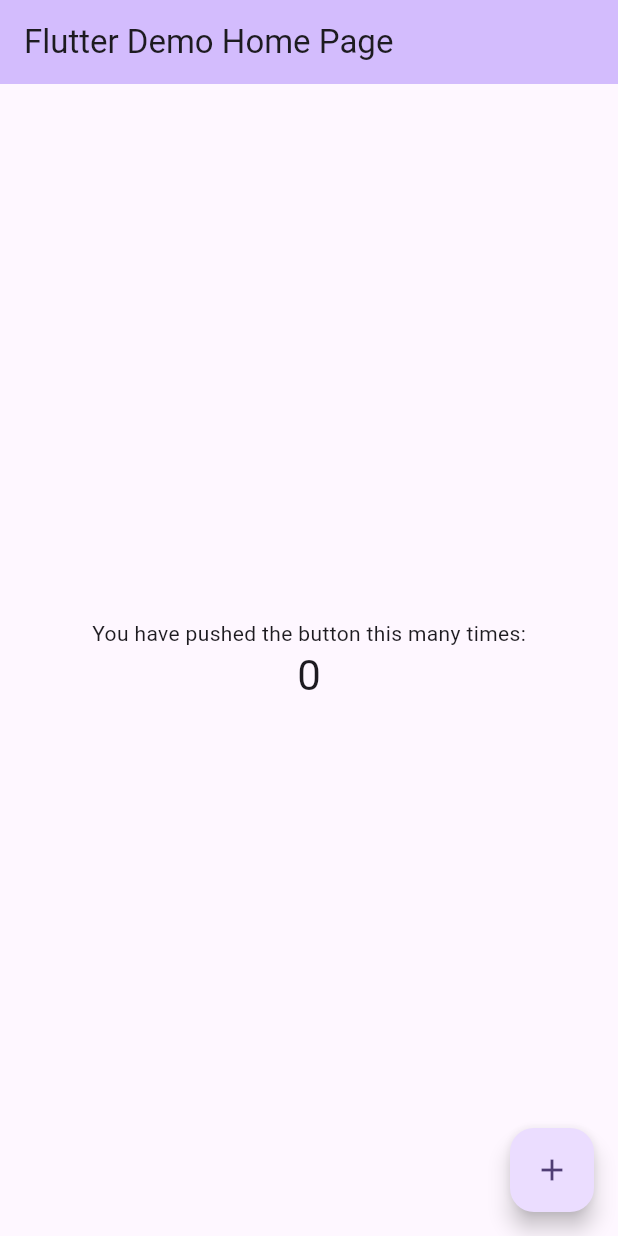
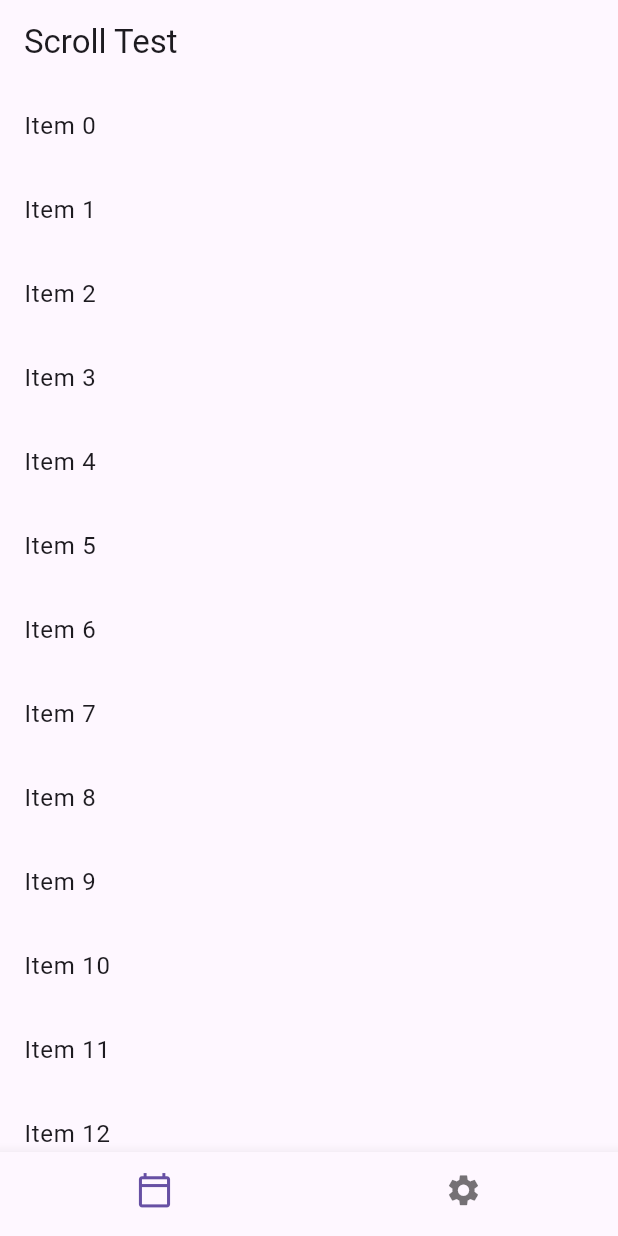
Before and after one commit to iszkrit/auto_route_scroll_test, a Flutter app: the screen it shows after launch, on a phone screen of 412 x 824 dp. Run offline on Flutter 3.47's test engine with Material 3 defaults, Android fonts, the phone set to English and light mode, and no system bars; our stand-ins replace auto_route.

Commit message:
スクロール画面つきautoroute実装

```diff
--- a/lib/main.dart
+++ b/lib/main.dart
@@ -1,122 +1,24 @@
 import 'package:flutter/material.dart';
+import 'package:scroll_test/router/app_router.dart';
 
 void main() {
-  runApp(const MyApp());
+  runApp(MyApp());
 }
 
 class MyApp extends StatelessWidget {
-  const MyApp({super.key});
+  MyApp({super.key});
 
-  // This widget is the root of your application.
+  final _appRouter = AppRouter();
+
   @override
   Widget build(BuildContext context) {
-    return MaterialApp(
-      title: 'Flutter Demo',
+    return MaterialApp.router(
+      title: 'Scroll Test',
       theme: ThemeData(
-        // This is the theme of your application.
-        //
-        // TRY THIS: Try running your application with "flutter run". You'll see
-        // the application has a purple toolbar. Then, without quitting the app,
-        // try changing the seedColor in the colorScheme below to Colors.green
-        // and then invoke "hot reload" (save your changes or press the "hot
-        // reload" button in a Flutter-supported IDE, or press "r" if you used
-        // the command line to start the app).
-        //
-        // Notice that the counter didn't reset back to zero; the application
-        // state is not lost during the reload. To reset the state, use hot
-        // restart instead.
-        //
-        // This works for code too, not just values: Most code changes can be
-        // tested with just a hot reload.
-        colorScheme: ColorScheme.fromSeed(seedColor: Colors.deepPurple),
+        primarySwatch: Colors.blue,
+        useMaterial3: true,
       ),
-      home: const MyHomePage(title: 'Flutter Demo Home Page'),
+      routerConfig: _appRouter.config(),
     );
   }
 }
-
-class MyHomePage extends StatefulWidget {
-  const MyHomePage({super.key, required this.title});
-
-  // This widget is the home page of your application. It is stateful, meaning
-  // that it has a State object (defined below) that contains fields that affect
-  // how it looks.
-
-  // This class is the configuration for the state. It holds the values (in this
-  // case the title) provided by the parent (in this case the App widget) and
-  // used by the build method of the State. Fields in a Widget subclass are
-  // always marked "final".
-
-  final String title;
-
-  @override
-  State<MyHomePage> createState() => _MyHomePageState();
-}
-
-class _MyHomePageState extends State<MyHomePage> {
-  int _counter = 0;
-
-  void _incrementCounter() {
-    setState(() {
-      // This call to setState tells the Flutter framework that something has
-      // changed in this State, which causes it to rerun the build method below
-      // so that the display can reflect the updated values. If we changed
-      // _counter without calling setState(), then the build method would not be
-      // called again, and so nothing would appear to happen.
-      _counter++;
-    });
-  }
-
-  @override
-  Widget build(BuildContext context) {
-    // This method is rerun every time setState is called, for instance as done
-    // by the _incrementCounter method above.
-    //
-    // The Flutter framework has been optimized to make rerunning build methods
-    // fast, so that you can just rebuild anything that needs updating rather
-    // than having to individually change instances of widgets.
-    return Scaffold(
-      appBar: AppBar(
-        // TRY THIS: Try changing the color here to a specific color (to
-        // Colors.amber, perhaps?) and trigger a hot reload to see the AppBar
-        // change color while the other colors stay the same.
-        backgroundColor: Theme.of(context).colorScheme.inversePrimary,
-        // Here we take the value from the MyHomePage object that was created by
-        // the App.build method, and use it to set our appbar title.
-        title: Text(widget.title),
-      ),
-      body: Center(
-        // Center is a layout widget. It takes a single child and positions it
-        // in the middle of the parent.
-        child: Column(
-          // Column is also a layout widget. It takes a list of children and
-          // arranges them vertically. By default, it sizes itself to fit its
-          // children horizontally, and tries to be as tall as its parent.
-          //
-          // Column has various properties to control how it sizes itself and
-          // how it positions its children. Here we use mainAxisAlignment to
-          // center the children vertically; the main axis here is the vertical
-          // axis because Columns are vertical (the cross axis would be
-          // horizontal).
-          //
-          // TRY THIS: Invoke "debug painting" (choose the "Toggle Debug Paint"
-          // action in the IDE, or press "p" in the console), to see the
-          // wireframe for each widget.
-          mainAxisAlignment: MainAxisAlignment.center,
-          children: <Widget>[
-            const Text('You have pushed the button this many times:'),
-            Text(
-              '$_counter',
-              style: Theme.of(context).textTheme.headlineMedium,
-            ),
-          ],
-        ),
-      ),
-      floatingActionButton: FloatingActionButton(
-        onPressed: _incrementCounter,
-        tooltip: 'Increment',
-        child: const Icon(Icons.add),
-      ), // This trailing comma makes auto-formatting nicer for build methods.
-    );
-  }
-}
--- /dev/null
+++ b/lib/pages/home_page.dart
@@ -0,0 +1,22 @@
+import 'package:flutter/material.dart';
+import 'package:auto_route/auto_route.dart';
+
+@RoutePage()
+class HomePage extends StatelessWidget {
+  const HomePage({super.key});
+
+  @override
+  Widget build(BuildContext context) {
+    final items = List<String>.generate(50, (i) => 'Item $i');
+
+    return Scaffold(
+      body: ListView.builder(
+        itemCount: items.length,
+        prototypeItem: ListTile(title: Text(items.first)),
+        itemBuilder: (context, index) {
+          return ListTile(title: Text(items[index]));
+        },
+      ),
+    );
+  }
+}
--- /dev/null
+++ b/lib/pages/main_scaffold.dart
@@ -0,0 +1,41 @@
+import 'package:auto_route/auto_route.dart';
+import 'package:flutter/material.dart';
+import 'package:scroll_test/router/app_router.dart';
+
+@RoutePage()
+class MainScaffoldPage extends StatelessWidget {
+  const MainScaffoldPage({super.key});
+
+  @override
+  Widget build(BuildContext context) {
+    return AutoTabsRouter(
+      routes: const [HomeRoute(), SettingsRoute()],
+      builder: (context, child) {
+        final tabsRouter = AutoTabsRouter.of(context);
+        return Scaffold(
+          appBar: AppBar(title: const Text('Scroll Test')),
+          body: child,
+          bottomNavigationBar: BottomNavigationBar(
+            showSelectedLabels: false,
+            showUnselectedLabels: false,
+            selectedFontSize: 12,
+            unselectedFontSize: 12,
+            iconSize: 25,
+            currentIndex: tabsRouter.activeIndex,
+            onTap: tabsRouter.setActiveIndex,
+            items: const [
+              BottomNavigationBarItem(
+                icon: Icon(Icons.calendar_today_outlined),
+                label: "Home",
+              ),
+              BottomNavigationBarItem(
+                icon: Icon(Icons.settings),
+                label: "Settings",
+              ),
+            ],
+          ),
+        );
+      },
+    );
+  }
+}
--- /dev/null
+++ b/lib/router/app_router.dart
@@ -0,0 +1,23 @@
+import 'package:auto_route/auto_route.dart';
+import 'package:scroll_test/pages/home_page.dart';
+import 'package:scroll_test/pages/settings_page.dart';
+import 'package:scroll_test/pages/main_scaffold.dart';
+
+part 'app_router.gr.dart';
+
+@AutoRouterConfig(replaceInRouteName: 'Page,Route')
+class AppRouter extends RootStackRouter {
+
+  @override
+  List<AutoRoute> get routes => [
+    AutoRoute(
+      path: '/',
+      page: MainScaffoldRoute.page,
+      initial: true,
+      children: [
+        AutoRoute(page: HomeRoute.page, initial: true),
+        AutoRoute(page: SettingsRoute.page),
+      ],
+    ),
+  ];
+}
--- a/pubspec.yaml
+++ b/pubspec.yaml
@@ -34,10 +34,12 @@ dependencies:
   # The following adds the Cupertino Icons font to your application.
   # Use with the CupertinoIcons class for iOS style icons.
   cupertino_icons: ^1.0.8
+  auto_route: ^10.0.1
 
 dev_dependencies:
   flutter_test:
     sdk: flutter
+  auto_route_generator: ^10.0.1
 
   # The "flutter_lints" package below contains a set of recommended lints to
   # encourage good coding practices. The lint set provided by the package is
@@ -45,6 +47,7 @@ dev_dependencies:
   # package. See that file for information about deactivating specific lint
   # rules and activating additional ones.
   flutter_lints: ^5.0.0
+  build_runner: ^2.4.15
 
 # For information on the generic Dart part of this file, see the
 # following page: https://dart.dev/tools/pub/pubspec
```
Also changed, not shown: lib/pages/root_page.dart (added, +51 -0 lines), lib/pages/settings_page.dart (added, +12 -0 lines), lib/router/app_router.gr.dart (added), pubspec.lock, 1 other file.
